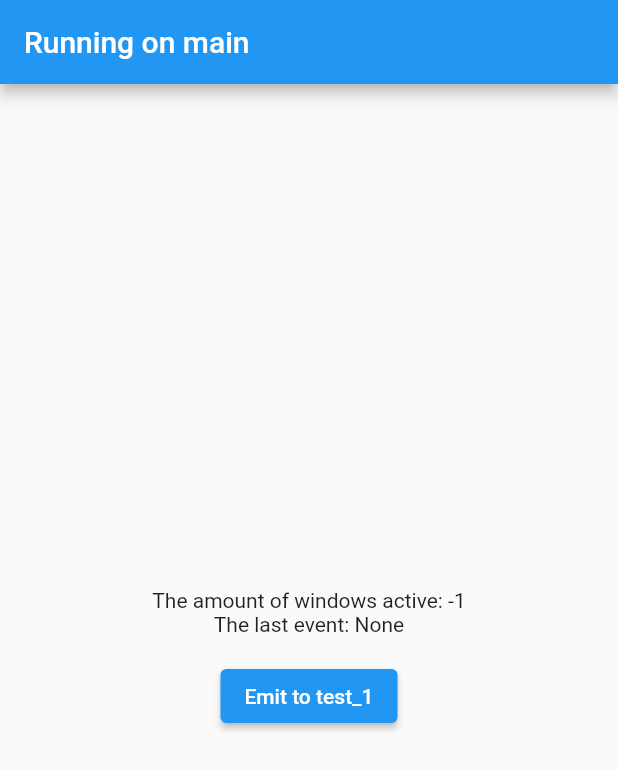
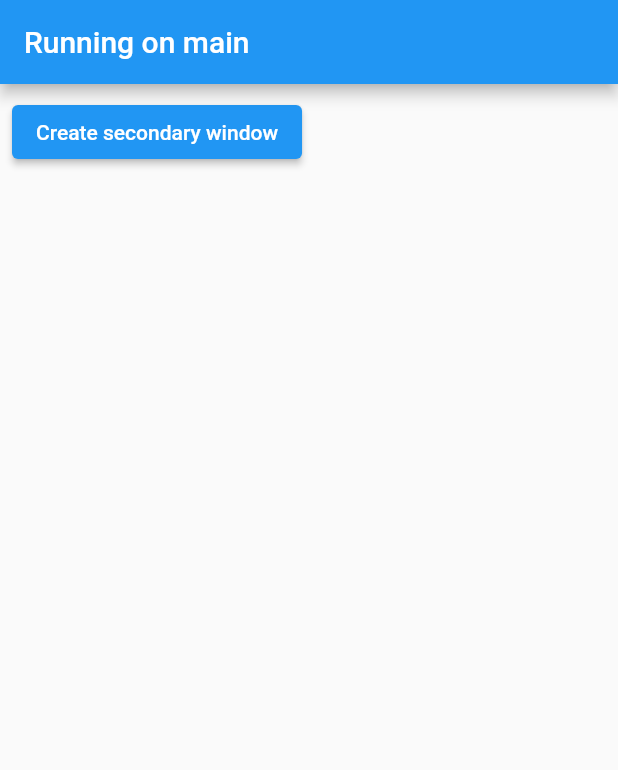
Before and after one commit to wolfenrain/multi_window, a Flutter app: the screen it shows after launch, on a phone screen of 412 x 824 dp. Shown: the top 770 px of the screen. Run offline on Flutter 3.47's test engine with Material 2 defaults, Android fonts, the phone set to English and light mode, and no system bars; our stand-ins replace plugin_platform_interface; missing offline and left inert: flavor_text; statements that could not run were skipped.

Commit message:
Updated example

```diff
--- a/multi_window/example/lib/main.dart
+++ b/multi_window/example/lib/main.dart
@@ -1,3 +1,4 @@
+import 'package:flavor_text/flavor_text.dart';
 import 'package:flutter/material.dart';
 import 'package:multi_window/multi_window.dart';
 import 'package:multi_window/echo.dart';
@@ -30,21 +31,79 @@ class MultiWindowDemo extends StatefulWidget {
 }
 
 class _MultiWindowDemoState extends State<MultiWindowDemo> {
-  var lastEvent;
+  late MultiWindow currentWindow;
 
-  late MultiWindow currentWindow;
+  MultiWindow? secondaryWindow;
+
+  List<DataEvent> events = [];
+
+  TextEditingController? controller;
 
   @override
   void initState() {
     super.initState();
 
-    echo('initState');
+    controller = TextEditingController();
 
     currentWindow = MultiWindow.current;
     currentWindow.events.listen((event) {
       echo('Received event on self: $event');
-      setState(() => lastEvent = event);
+      setState(() => events.add(event));
     });
+
+    if (currentWindow.key != "main") {
+      MultiWindow.create('main').then(
+        (value) => setState(() => secondaryWindow = value),
+      );
+    }
+  }
+
+  @override
+  void dispose() {
+    controller?.dispose();
+    super.dispose();
+  }
+
+  Widget buildConsole(int windowCount) {
+    return Column(crossAxisAlignment: CrossAxisAlignment.start, children: [
+      Expanded(
+        child: ListView(
+          children: [
+            for (final event in events)
+              FlavorText(
+                'From <style color="primaryColor">${event.from}</style> to <style color="primaryColor">${event.key}</style> with message <style color="primaryColor">${event.data}</style>',
+              ),
+          ],
+        ),
+      ),
+      Text(
+        'The amount of windows active: $windowCount',
+      ),
+      Form(
+        child: Row(
+          mainAxisAlignment: MainAxisAlignment.center,
+          children: [
+            Expanded(
+              child: TextFormField(
+                controller: controller,
+                decoration: InputDecoration(
+                  hintText: 'Message',
+                ),
+                onFieldSubmitted: (_) => emit(
+                  currentWindow.key == 'main' ? 'secondary' : 'main',
+                ),
+              ),
+            ),
+            IconButton(
+              onPressed: () async => await emit(
+                currentWindow.key == 'main' ? 'secondary' : 'main',
+              ),
+              icon: Icon(Icons.send),
+            ),
+          ],
+        ),
+      )
+    ]);
   }
 
   @override
@@ -52,44 +111,31 @@ class _MultiWindowDemoState extends State<MultiWindowDemo> {
     return FutureBuilder<int>(
       future: MultiWindow.count(),
       builder: (context, snapshot) {
-        return Container(
-          child: Scaffold(
-            appBar: AppBar(title: Text('Running on ${currentWindow.key}')),
-            body: Center(
-              child: Column(
-                mainAxisAlignment: MainAxisAlignment.center,
-                children: <Widget>[
-                  Text(
-                    'The amount of windows active: ${snapshot.data ?? -1}',
-                  ),
-                  Text('The last event: ${lastEvent ?? 'None'}'),
-                  SizedBox(height: 16),
-                  if (currentWindow.key == 'main')
-                    ElevatedButton(
-                      onPressed: () async => await emit('test_1'),
-                      child: Text('Emit to test_1'),
-                    ),
-                  if (currentWindow.key != 'main')
-                    ElevatedButton(
-                      onPressed: () async => await emit('main'),
-                      child: Text('Emit to main'),
-                    ),
-                ],
-              ),
-            ),
-          ),
+        return Scaffold(
+          appBar: AppBar(title: Text('Running on ${currentWindow.key}')),
+          body: Padding(
+              padding: const EdgeInsets.all(8.0),
+              child: (secondaryWindow == null)
+                  ? ElevatedButton(
+                      onPressed: () async => await create(
+                        currentWindow.key == 'main' ? 'secondary' : 'main',
+                      ),
+                      child: Text('Create secondary window'),
+                    )
+                  : buildConsole(snapshot.data ?? -1)),
         );
       },
     );
   }
 
+  Future<void> create(String key) async {
+    secondaryWindow = await MultiWindow.create(key);
+    setState(() {});
+  }
+
   Future<void> emit(String key) async {
-    echo("Creating $key");
-    final instance = await MultiWindow.create(key);
-    instance.events.listen((event) {
-      echo('Received event on ${instance.key} instance: $event');
-    });
-    echo("Emitting event ${instance.key}");
-    await instance.emit('hello');
+    echo("Emitting event ${secondaryWindow?.key}");
+    await secondaryWindow?.emit(controller?.text);
+    setState(() => controller?.text = '');
   }
 }
--- a/multi_window/example/pubspec.yaml
+++ b/multi_window/example/pubspec.yaml
@@ -14,6 +14,7 @@ dependencies:
   multi_window:
     path: ../
   cupertino_icons: ^1.0.2
+  flavor_text: ^0.1.0
 
 dev_dependencies:
   flutter_test:
```
Also changed, not shown: multi_window/example/pubspec.lock, 1 other file.
